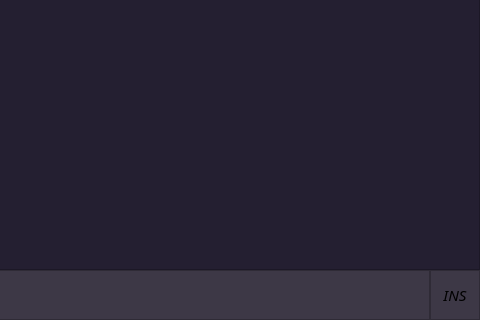
Before: the Qt Designer form miniVim/srcs/mainwindow.ui in 70N618/miniVim, drawn with Qt 5; both pictures show x 320 to 800 and y 278 to 598 of the 800 by 598 pixel window.
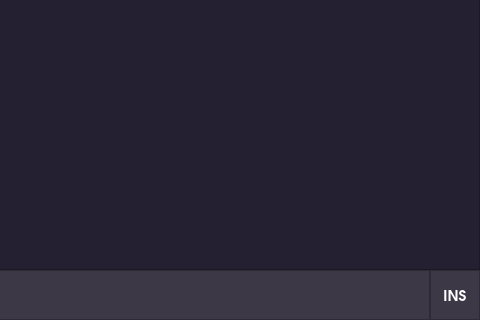
After: the same form once the commit is applied.

```diff
--- a/miniVim/srcs/mainwindow.ui
+++ b/miniVim/srcs/mainwindow.ui
@@ -130,15 +130,16 @@
         </property>
         <property name="font">
          <font>
-          <family>Ubuntu Sans</family>
+          <family>URW Gothic</family>
           <pointsize>11</pointsize>
-          <italic>true</italic>
-          <bold>false</bold>
+          <italic>false</italic>
+          <bold>true</bold>
          </font>
         </property>
         <property name="styleSheet">
          <string notr="true">background-color: rgb(61, 56, 70);
-font: 200 italic 11pt &quot;Ubuntu Sans&quot;;</string>
+font: 600 11pt &quot;URW Gothic&quot;;
+color: rgb(255, 255, 255);</string>
         </property>
         <property name="frameShape">
          <enum>QFrame::StyledPanel</enum>
```
